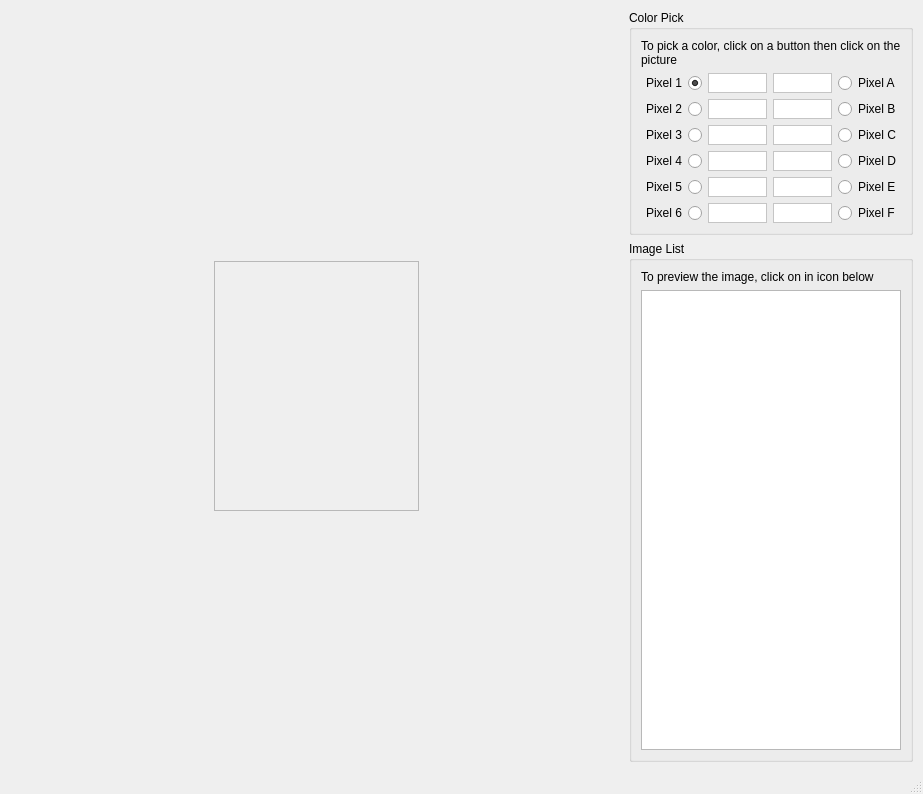
Qt form ColorPicker.ui (UbaydaAbdulsamad/Rubik-s-Cube) before a commit.
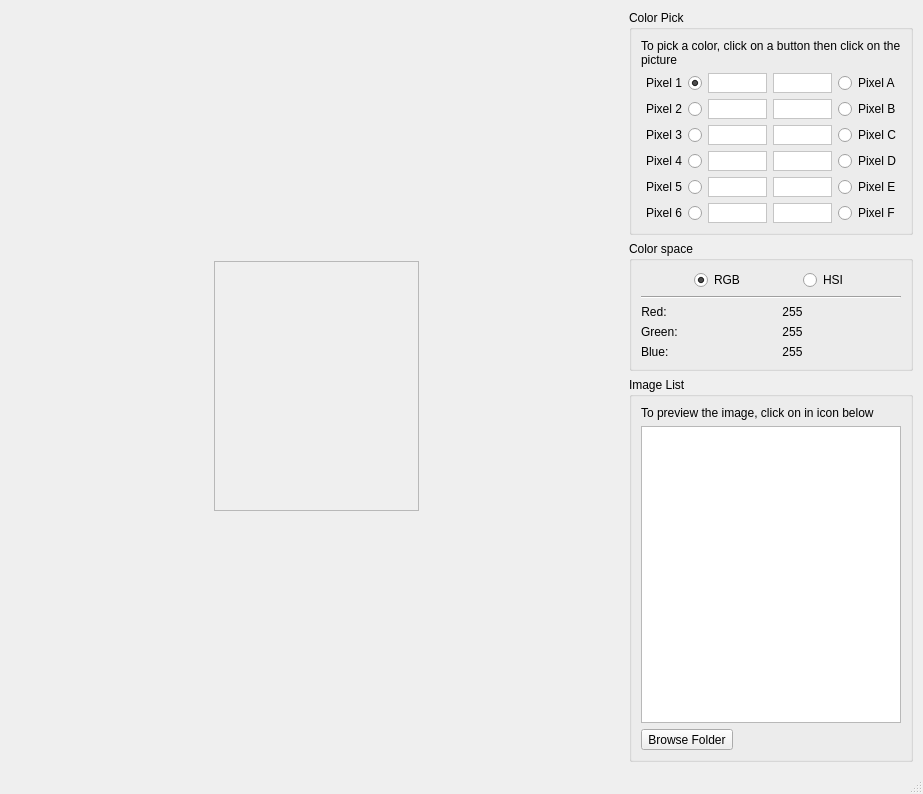
The same form after that commit.

What changed in the file:
```diff
--- a/ColorPicker.ui
+++ b/ColorPicker.ui
@@ -11,7 +11,7 @@
    </rect>
   </property>
   <property name="sizePolicy">
-   <sizepolicy hsizetype="Preferred" vsizetype="Preferred">
+   <sizepolicy hsizetype="Minimum" vsizetype="Minimum">
     <horstretch>0</horstretch>
     <verstretch>0</verstretch>
    </sizepolicy>
@@ -132,7 +132,7 @@
     <item>
      <layout class="QVBoxLayout">
       <property name="sizeConstraint">
-       <enum>QLayout::SetFixedSize</enum>
+       <enum>QLayout::SetMinimumSize</enum>
       </property>
       <item>
        <widget class="QGroupBox" name="groupBox_2">
@@ -538,8 +538,217 @@
         </layout>
        </widget>
       </item>
+      <item>
+       <widget class="QGroupBox" name="groupBox">
+        <property name="maximumSize">
+         <size>
+          <width>300</width>
+          <height>16777215</height>
+         </size>
+        </property>
+        <property name="title">
+         <string>Color space</string>
+        </property>
+        <layout class="QVBoxLayout" name="verticalLayout_6">
+         <item>
+          <layout class="QHBoxLayout" name="horizontalLayout_4">
+           <property name="sizeConstraint">
+            <enum>QLayout::SetMinimumSize</enum>
+           </property>
+           <item>
+            <spacer name="horizontalSpacer_3">
+             <property name="orientation">
+              <enum>Qt::Horizontal</enum>
+             </property>
+             <property name="sizeHint" stdset="0">
+              <size>
+               <width>40</width>
+               <height>20</height>
+              </size>
+             </property>
+            </spacer>
+           </item>
+           <item>
+            <widget class="QRadioButton" name="radioButton_RGB">
+             <property name="text">
+              <string>RGB</string>
+             </property>
+             <property name="checked">
+              <bool>true</bool>
+             </property>
+            </widget>
+           </item>
+           <item>
+            <spacer name="horizontalSpacer_5">
+             <property name="orientation">
+              <enum>Qt::Horizontal</enum>
+             </property>
+             <property name="sizeHint" stdset="0">
+              <size>
+               <width>40</width>
+               <height>20</height>
+              </size>
+             </property>
+            </spacer>
+           </item>
+           <item>
+            <widget class="QRadioButton" name="radioButton_HSL">
+             <property name="layoutDirection">
+              <enum>Qt::LeftToRight</enum>
+             </property>
+             <property name="text">
+              <string>HSI</string>
+             </property>
+            </widget>
+           </item>
+           <item>
+            <spacer name="horizontalSpacer_4">
+             <property name="orientation">
+              <enum>Qt::Horizontal</enum>
+             </property>
+             <property name="sizeHint" stdset="0">
+              <size>
+               <width>40</width>
+               <height>20</height>
+              </size>
+             </property>
+            </spacer>
+           </item>
+          </layout>
+         </item>
+         <item>
+          <widget class="Line" name="line">
+           <property name="orientation">
+            <enum>Qt::Horizontal</enum>
+           </property>
+          </widget>
+         </item>
+         <item>
+          <layout class="QFormLayout" name="formLayout_2">
+           <property name="labelAlignment">
+            <set>Qt::AlignJustify|Qt::AlignVCenter</set>
+           </property>
+           <item row="0" column="0">
+            <widget class="QLabel" name="label_red_hue">
+             <property name="lineWidth">
+              <number>3</number>
+             </property>
+             <property name="midLineWidth">
+              <number>5</number>
+             </property>
+             <property name="text">
+              <string>Red:</string>
+             </property>
+             <property name="scaledContents">
+              <bool>false</bool>
+             </property>
+             <property name="alignment">
+              <set>Qt::AlignCenter</set>
+             </property>
+            </widget>
+           </item>
+           <item row="0" column="1">
+            <widget class="QLabel" name="label_red_value">
+             <property name="lineWidth">
+              <number>3</number>
+             </property>
+             <property name="midLineWidth">
+              <number>5</number>
+             </property>
+             <property name="text">
+              <string>255</string>
+             </property>
+             <property name="scaledContents">
+              <bool>false</bool>
+             </property>
+             <property name="alignment">
+              <set>Qt::AlignCenter</set>
+             </property>
+            </widget>
+           </item>
+           <item row="1" column="0">
+            <widget class="QLabel" name="label_green_saturation">
+             <property name="lineWidth">
+              <number>3</number>
+             </property>
+             <property name="midLineWidth">
+              <number>5</number>
+             </property>
+             <property name="text">
+              <string>Green:</string>
+             </property>
+             <property name="scaledContents">
+              <bool>false</bool>
+             </property>
+            </widget>
+           </item>
+           <item row="1" column="1">
+            <widget class="QLabel" name="label_green_value">
+             <property name="lineWidth">
+              <number>3</number>
+             </property>
+             <property name="midLineWidth">
+              <number>5</number>
+             </property>
+             <property name="text">
+              <string>255</string>
+             </property>
+             <property name="scaledContents">
+              <bool>false</bool>
+             </property>
+             <property name="alignment">
+              <set>Qt::AlignCenter</set>
+             </property>
+            </widget>
+           </item>
+           <item row="2" column="0">
+            <widget class="QLabel" name="label_blue_intensity">
+             <property name="lineWidth">
+              <number>3</number>
+             </property>
+             <property name="midLineWidth">
+              <number>5</number>
+             </property>
+             <property name="text">
+              <string>Blue:</string>
+             </property>
+             <property name="scaledContents">
+              <bool>false</bool>
+             </property>
+            </widget>
+           </item>
+           <item row="2" column="1">
+            <widget class="QLabel" name="label_blue_value">
+             <property name="lineWidth">
+              <number>3</number>
+             </property>
+             <property name="midLineWidth">
+              <number>5</number>
+             </property>
+             <property name="text">
+              <string>255</string>
+             </property>
+             <property name="scaledContents">
+              <bool>false</bool>
+             </property>
+             <property name="alignment">
+              <set>Qt::AlignCenter</set>
+             </property>
+            </widget>
+           </item>
+          </layout>
+         </item>
+        </layout>
+       </widget>
+      </item>
       <item>
        <widget class="QGroupBox" name="groupBox_3">
+        <property name="sizePolicy">
+         <sizepolicy hsizetype="Minimum" vsizetype="Minimum">
+          <horstretch>0</horstretch>
+          <verstretch>0</verstretch>
+         </sizepolicy>
+        </property>
         <property name="maximumSize">
          <size>
           <width>300</width>
@@ -585,6 +794,13 @@
            </property>
           </widget>
          </item>
+         <item>
+          <widget class="QToolButton" name="toolButton">
+           <property name="text">
+            <string>Browse Folder</string>
+           </property>
+          </widget>
+         </item>
         </layout>
        </widget>
       </item>
```
Left out of the diff: 8 changed lines with no effect on the pictures.
